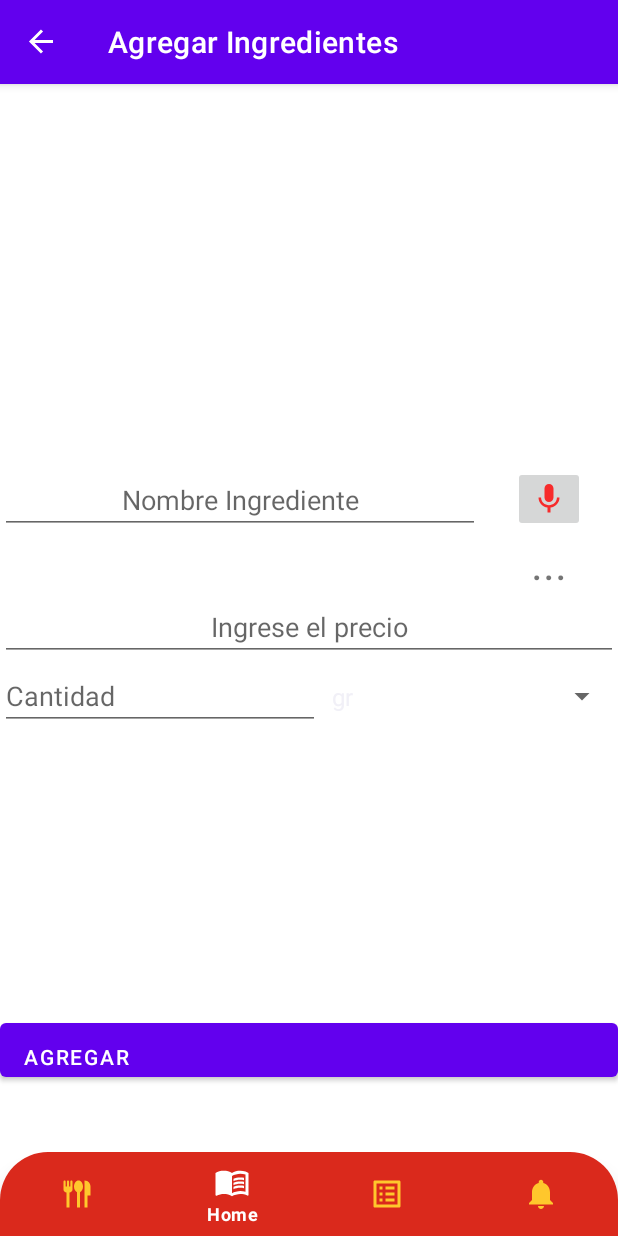
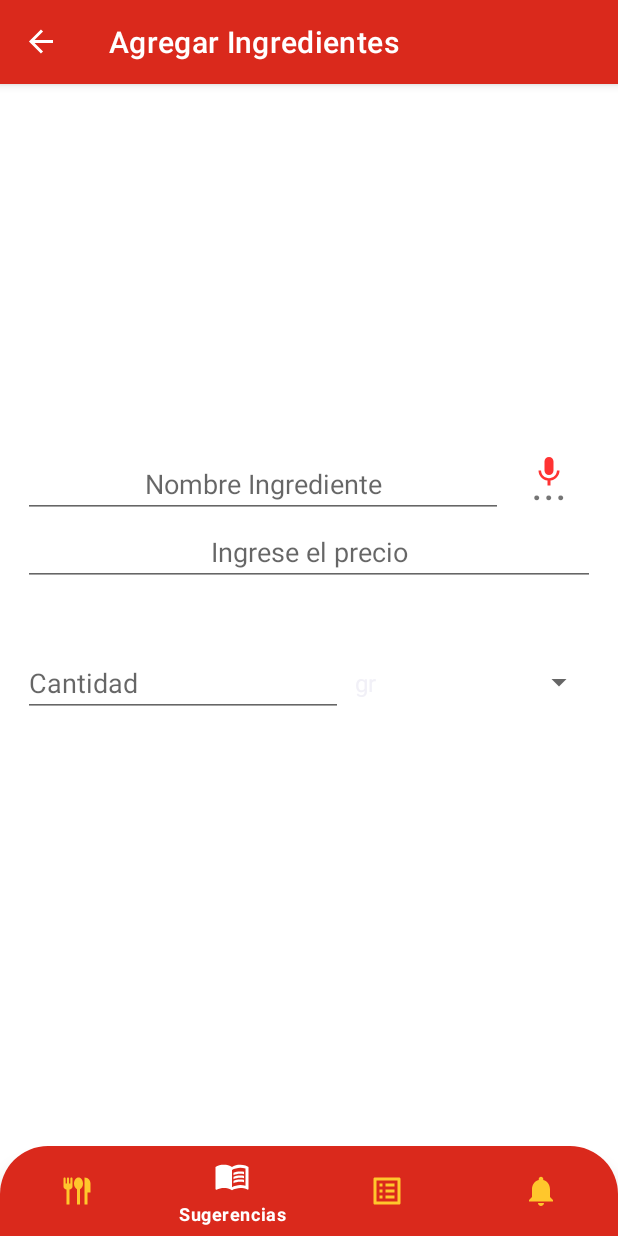
Before and after one commit to danilopezyejas/MenuSemanal, an Android app: the AgregarIngredientes screen opened through its navigation route, on a phone screen of 412 x 824 dp. Run offline under Robolectric (Android 15) with nearby library versions, the phone set to English and light mode, and no system bars; our stand-ins replace Firebase (no records; nobody signed in at launch, a user with empty details on screens opened directly), navigation-ui.

Commit message:
Cambie la imagen

```diff
--- a/app/src/main/java/com/tip/MenuSemanal/AdapterDatosIngredientes.java
+++ b/app/src/main/java/com/tip/MenuSemanal/Adaptadores/AdapterDatosIngredientes.java
@@ -1,6 +1,5 @@
-package com.tip.MenuSemanal;
+package com.tip.MenuSemanal.Adaptadores;
 
-import android.content.Context;
 import android.view.LayoutInflater;
 import android.view.View;
 import android.view.ViewGroup;
@@ -9,7 +8,7 @@
 import androidx.annotation.NonNull;
 import androidx.recyclerview.widget.RecyclerView;
 
-import com.google.firebase.database.DatabaseReference;
+import com.tip.MenuSemanal.R;
 
 import org.jetbrains.annotations.NotNull;
 
--- a/app/src/main/java/com/tip/MenuSemanal/AgregarIngredientes.java
+++ b/app/src/main/java/com/tip/MenuSemanal/AgregarIngredientes.java
@@ -24,6 +24,7 @@
 import android.widget.EditText;
 import android.widget.ImageButton;
 import android.widget.Spinner;
+import android.widget.TextView;
 import android.widget.Toast;
 
 import com.google.android.gms.tasks.OnCompleteListener;
@@ -113,7 +114,7 @@
         unidadSelecionada.setAdapter(u);
         etNombre = view.findViewById(R.id.nombreIngrediente);
 
-        ImageButton micro = (ImageButton) view.findViewById(R.id.idMicroIngre);
+        TextView micro = (TextView) view.findViewById(R.id.idMicroIngre);
         micro.setOnClickListener(new View.OnClickListener() {
             @Override
             public void onClick(View v) {
--- a/app/src/main/java/com/tip/MenuSemanal/FragmentAgregarReceta.java
+++ b/app/src/main/java/com/tip/MenuSemanal/FragmentAgregarReceta.java
@@ -20,7 +20,8 @@
 import android.widget.ImageButton;
 import android.widget.Spinner;
 import android.widget.TextView;
-import android.widget.Toast;
+
+import com.tip.MenuSemanal.Adaptadores.AdapterListaIngredientes;
 
 import com.google.android.gms.tasks.OnCompleteListener;
 import com.google.android.gms.tasks.Task;
--- a/app/src/main/res/drawable-anydpi/ic_microfono.xml
+++ b/app/src/main/res/drawable-anydpi/ic_microfono.xml
@@ -6,6 +6,6 @@
     android:tint="#FF0000"
     android:alpha="0.8">
   <path
-      android:fillColor="@android:color/white"
+      android:fillColor="@color/black"
       android:pathData="M12,14c1.66,0 2.99,-1.34 2.99,-3L15,5c0,-1.66 -1.34,-3 -3,-3S9,3.34 9,5v6c0,1.66 1.34,3 3,3zM17.3,11c0,3 -2.54,5.1 -5.3,5.1S6.7,14 6.7,11L5,11c0,3.41 2.72,6.23 6,6.72L11,21h2v-3.28c3.28,-0.48 6,-3.3 6,-6.72h-1.7z"/>
 </vector>
--- a/app/src/main/res/layout/activity_main.xml
+++ b/app/src/main/res/layout/activity_main.xml
@@ -9,7 +9,7 @@
     <com.google.android.material.bottomnavigation.BottomNavigationView
         android:id="@+id/nav_view"
         android:layout_width="0dp"
-        android:layout_height="wrap_content"
+        android:layout_height="@dimen/altura_menu"
         android:layout_marginStart="0dp"
         android:layout_marginEnd="0dp"
         android:background="@drawable/fondo_botones"
@@ -32,6 +32,7 @@
         app:layout_constraintRight_toRightOf="parent"
         app:layout_constraintTop_toTopOf="parent"
         app:layout_constraintVertical_bias="0.0"
-        app:navGraph="@navigation/mobile_navigation" />
+        app:navGraph="@navigation/mobile_navigation"
+        android:layout_marginBottom="@dimen/altura_menu"/>
 
 </androidx.constraintlayout.widget.ConstraintLayout>
--- a/app/src/main/res/layout/fragment_agregar_ingredientes.xml
+++ b/app/src/main/res/layout/fragment_agregar_ingredientes.xml
@@ -6,10 +6,15 @@
     android:layout_height="match_parent"
     tools:context=".AgregarIngredientes">
 
+    <ScrollView
+        android:layout_width="match_parent"
+        android:layout_height="match_parent">
+    </ScrollView>
 
     <androidx.constraintlayout.widget.ConstraintLayout
         android:layout_width="match_parent"
-        android:layout_height="match_parent">
+        android:layout_height="match_parent"
+        android:layout_margin="15dp">
 
         <LinearLayout
             android:layout_width="match_parent"
@@ -37,28 +42,23 @@
                     android:inputType="textShortMessage|textPersonName" />
 
                 <LinearLayout
-                    android:layout_width="match_parent"
+                    android:layout_width="wrap_content"
                     android:layout_height="wrap_content"
                     android:orientation="vertical"
                     android:gravity="center">
 
-                    <ImageButton
+                    <TextView
                         android:id="@+id/idMicroIngre"
-                        android:layout_width="wrap_content"
-                        android:layout_height="wrap_content"
-                        android:src="@drawable/ic_microfono"/>
-                    <TextView
-                        android:layout_width="wrap_content"
+                        android:layout_width="100sp"
                         android:layout_height="wrap_content"
                         android:gravity="center"
                         android:text="..."
                         android:textSize="30sp"
                         android:padding="0dp"
-                        android:layout_marginTop="0dp"/>
-
+                        android:layout_marginTop="0dp"
+                        android:drawableTop="@drawable/ic_microfono"
+                        android:drawablePadding="-25dp"/>
                 </LinearLayout>
-
-
             </LinearLayout>
 
             <EditText
@@ -102,15 +102,10 @@
                 android:id="@+id/btnAceptarIngredientes"
                 android:layout_width="match_parent"
                 android:layout_height="wrap_content"
-                android:gravity="bottom"
+                android:gravity="center"
                 android:text="Agregar"
-                android:layout_marginBottom="100dp"/>
-
+                android:layout_marginBottom="100dp"
+                android:theme="@style/Botones"/>
         </LinearLayout>
-
-
-
-
     </androidx.constraintlayout.widget.ConstraintLayout>
-
 </FrameLayout>
--- a/app/src/main/res/layout/fragment_ingredientes.xml
+++ b/app/src/main/res/layout/fragment_ingredientes.xml
@@ -33,5 +33,6 @@
         android:src="@android:drawable/ic_input_add"
         app:layout_constraintBottom_toBottomOf="parent"
         app:layout_constraintEnd_toEndOf="parent"
-        tools:ignore="OnClick" />
+        tools:ignore="OnClick"
+        android:backgroundTint="@color/yellow"/>
 </androidx.constraintlayout.widget.ConstraintLayout>
--- a/app/src/main/res/values/colors.xml
+++ b/app/src/main/res/values/colors.xml
@@ -2,7 +2,7 @@
 <resources>
     <color name="purple_200">#FFBB86FC</color>
     <color name="purple_500">#FF6200EE</color>
-    <color name="purple_700">#FF3700B3</color>
+    <color name="purple_700">#FFBF00</color>
     <color name="teal_200">#FF03DAC5</color>
     <color name="teal_700">#FF018786</color>
     <color name="black">#FF000000</color>
--- a/app/src/main/res/values/dimens.xml
+++ b/app/src/main/res/values/dimens.xml
@@ -2,4 +2,5 @@
     <!-- Default screen margins, per the Android Design guidelines. -->
     <dimen name="activity_horizontal_margin">16dp</dimen>
     <dimen name="activity_vertical_margin">16dp</dimen>
+    <dimen name="altura_menu">60dp</dimen>
 </resources>
--- a/app/src/main/res/values/strings.xml
+++ b/app/src/main/res/values/strings.xml
@@ -1,6 +1,6 @@
 <resources>
     <string name="app_name">Menu Semanal</string>
-    <string name="title_home">Home</string>
+    <string name="title_home">Sugerencias</string>
     <string name="title_recetas">Recetas</string>
     <string name="title_notifications">Notifications</string>
     <string name="title_ingredientes">Ingredientes</string>
@@ -15,5 +15,6 @@
     <string name="password">Contraseña</string>
     <string name="registrarse">Registrarse</string>
     <string name="acceder">Acceder</string>
-
+    <!-- TODO: Remove or change this placeholder text -->
+    <string name="hello_blank_fragment">Hello blank fragment</string>
 </resources>
--- a/app/src/main/res/values/themes.xml
+++ b/app/src/main/res/values/themes.xml
@@ -2,7 +2,7 @@
     <!-- Base application theme. -->
     <style name="Theme.Obligatorio" parent="Theme.MaterialComponents.DayNight.DarkActionBar">
         <!-- Primary brand color. -->
-        <item name="colorPrimary">@color/purple_500</item>
+        <item name="colorPrimary">@color/red</item>
         <item name="colorPrimaryVariant">@color/purple_700</item>
         <item name="colorOnPrimary">@color/white</item>
         <!-- Secondary brand color. -->
@@ -19,5 +19,12 @@
         <item name="android:windowBackground">
             @drawable/splashscreen
         </item>
+        <item name="android:gravity">center</item>
+        <item name="android:layout_width">24dp</item>
+        <item name="android:layout_height">24dp</item>
+    </style>
+
+    <style name="Botones" parent="ThemeOverlay.AppCompat">
+        <item name="colorPrimary">@color/yellow</item>
     </style>
 </resources>
```
Also changed, not shown: app/src/main/java/com/tip/MenuSemanal/Adaptadores/AdapterListaIngredientes.java (added, +126 -0 lines), app/src/main/java/com/tip/MenuSemanal/AdapterListaIngredientes.java (deleted, +0 -217 lines), app/src/main/java/com/tip/MenuSemanal/Contenedor.java (added, +39 -0 lines), app/src/main/java/com/tip/MenuSemanal/ui/ingredientes/IngredientesFragment.java (+1 -8 lines), app/src/main/res/layout/fragment_contenedor.xml (added, +14 -0 lines).
